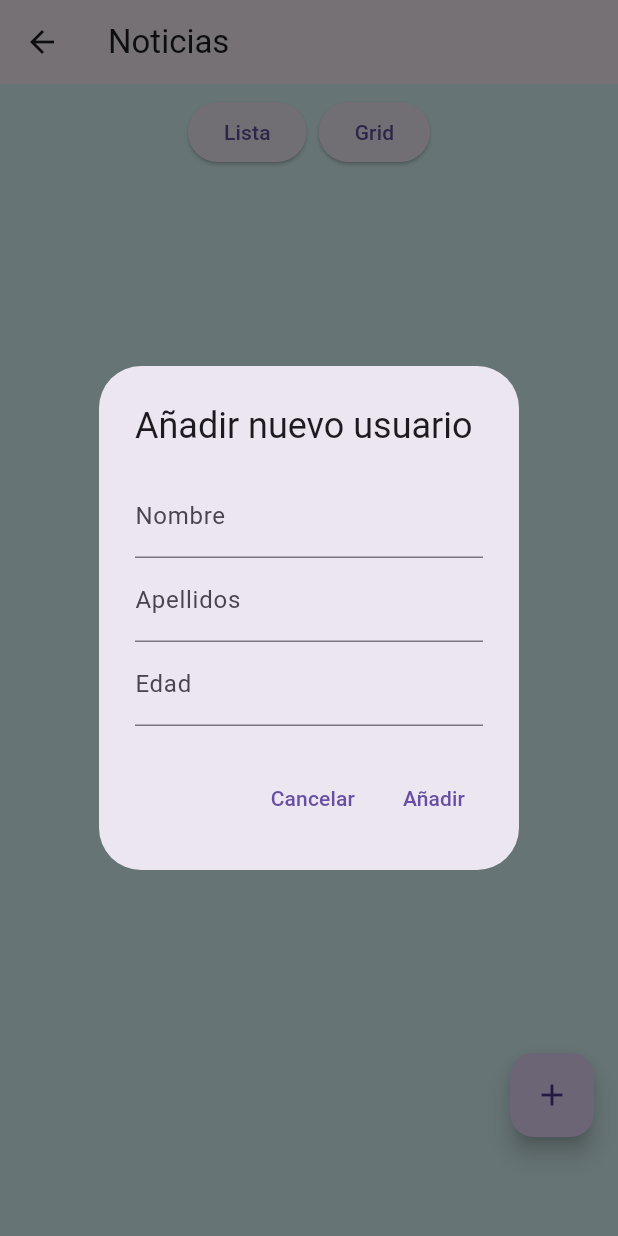
After one commit to carlosgr1992/World_News_CGR, a Flutter app: the HomeView screen opened by its route, after a tap on the "add" icon, on a phone screen of 412 x 824 dp. The commit adds this screen. Run offline on Flutter 3.47's test engine with Material 3 defaults, Android fonts, the phone set to English and light mode, and no system bars; our stand-ins replace cloud_firestore, firebase_auth, firebase_core; missing offline and left inert: examen_pmdm_psp_carlosgarciaramirez; accounts and stored records are empty; generated files the repository leaves out were written again.

Commit message:
Creado HomeView y ButtomBarCustom

```diff
--- a/lib/WorldNews.dart
+++ b/lib/WorldNews.dart
@@ -1,5 +1,6 @@
 import 'package:flutter/cupertino.dart';
 import 'package:flutter/material.dart';
+import 'package:world_news/onBoarding/HomeView.dart';
 import 'package:world_news/onBoarding/RegisterView.dart';
 
 import 'onBoarding/LoginView.dart';
@@ -13,6 +14,7 @@ class WorldNews extends StatelessWidget {
       routes: {
         "/loginView": (context) => LoginView(),
         "/registerView": (context) => RegisterView(),
+        "/homeView": (context) => HomeView(),
       },
       initialRoute: "/loginView",
     );
--- /dev/null
+++ b/lib/customViews/ButtonBarCustom.dart
@@ -0,0 +1,32 @@
+import 'package:flutter/material.dart';
+import 'dart:convert';
+
+
+class ButtonBarCustom extends StatelessWidget {
+  final VoidCallback onListPressed;
+  final VoidCallback onGridPressed;
+
+  ButtonBarCustom({required this.onListPressed, required this.onGridPressed});
+
+
+  @override
+  Widget build(BuildContext context) {
+    return ButtonBar(
+      alignment: MainAxisAlignment.center,
+      children: <Widget>[
+        ElevatedButton(
+          onPressed: onListPressed,
+          child: Text('Lista'),
+        ),
+        ElevatedButton(
+          onPressed: onGridPressed,
+          child: Text('Grid'),
+        ),
+
+      ],
+    );
+  }
+
+
+
+}
--- /dev/null
+++ b/lib/onBoarding/HomeView.dart
@@ -0,0 +1,170 @@
+import 'package:cloud_firestore/cloud_firestore.dart';
+import 'package:examen_pmdm_psp_carlosgarciaramirez/singletone/DataHolder.dart';
+import 'package:flutter/cupertino.dart';
+import 'package:flutter/material.dart';
+
+import '../customViews/ButtonBarCustom.dart';
+
+class HomeView extends StatefulWidget {
+  @override
+  _HomeViewState createState() => _HomeViewState();
+}
+
+class _HomeViewState extends State<HomeView> {
+  bool isList = false;
+
+  @override
+  void initState() {
+    super.initState();
+  }
+
+
+  void _showAddUserDialog() {
+    String nombre = '';
+    String apellidos = '';
+    int edad = 0;
+
+    showDialog(
+      context: context,
+      builder: (BuildContext context) {
+        return AlertDialog(
+          title: Text('Añadir nuevo usuario'),
+          content: Column(
+            mainAxisSize: MainAxisSize.min,
+            children: <Widget>[
+              TextField(
+                onChanged: (value) => nombre = value,
+                decoration: InputDecoration(labelText: 'Nombre'),
+              ),
+              TextField(
+                onChanged: (value) => apellidos = value,
+                decoration: InputDecoration(labelText: 'Apellidos'),
+              ),
+              TextField(
+                onChanged: (value) => edad = int.tryParse(value) ?? 0,
+                decoration: InputDecoration(labelText: 'Edad'),
+                keyboardType: TextInputType.number,
+              ),
+            ],
+          ),
+          actions: <Widget>[
+            TextButton(
+              child: Text('Cancelar'),
+              onPressed: () => Navigator.of(context).pop(),
+            ),
+            TextButton(
+              child: Text('Añadir'),
+              onPressed: () {
+                FirebaseFirestore.instance.collection('Usuarios').add({
+                  'nombre': nombre,
+                  'apellidos': apellidos,
+                  'edad': edad,
+                  'urlImagen': '',
+                });
+                Navigator.of(context).pop();
+              },
+            ),
+          ],
+        );
+      },
+    );
+  }
+
+  @override
+  Widget build(BuildContext context) {
+    return Scaffold(
+      appBar: AppBar(
+        title: Text('Noticias'),
+      ),
+      body: Container(
+        color: Color(0xFFDFFCFF),
+        child: Column(
+          children: [
+
+            Align(
+              alignment: Alignment.bottomCenter,
+              child: ButtonBarCustom(
+                onListPressed: () {
+                  setState(() {
+                    isList = true;
+                  });
+                },
+                onGridPressed: () {
+                  setState(() {
+                    isList = false;
+                  });
+                },
+              ),
+            ),
+          ],
+        ),
+      ),
+      floatingActionButton: Padding(
+        padding: EdgeInsets.only(bottom: 50),
+        child: FloatingActionButton(
+          onPressed: _showAddUserDialog,
+          child: Icon(Icons.add),
+        ),
+      ),
+    );
+  }
+
+  Widget muestraListView(List<FbUsuario> usuarios) {
+    return ListView.builder(
+      itemCount: usuarios.length,
+      itemBuilder: (context, index) {
+        FbUsuario usuario = usuarios[index];
+        String uid = usuariosMap.keys.firstWhere((key) => usuariosMap[key] == usuario, orElse: () => '');
+        return ListTile(
+          title: Text('${usuario.nombre} ${usuario.apellidos} - Edad: ${usuario.edad}'),
+          onTap: () => _navigateToUsuarioDetailsView(usuario),
+        );
+      },
+    );
+  }
+
+  Widget muestraGridView(List<FbUsuario> usuarios) {
+    return GridView.builder(
+      gridDelegate: SliverGridDelegateWithFixedCrossAxisCount(
+        crossAxisCount: 2,
+        crossAxisSpacing: 10,
+        mainAxisSpacing: 10,
+      ),
+      itemCount: usuarios.length,
+      itemBuilder: (context, index) {
+        FbUsuario usuario = usuarios[index];
+        String uid = usuariosMap.keys.firstWhere((key) => usuariosMap[key] == usuario, orElse: () => '');
+
+        return GestureDetector(
+          onTap: () => _navigateToUsuarioDetailsView(usuario),
+          child: Card(
+            child: Column(
+              mainAxisAlignment: MainAxisAlignment.center,
+              children: <Widget>[
+                usuario.urlImagen != null && usuario.urlImagen!.isNotEmpty
+                    ? ClipRRect(
+                  borderRadius: BorderRadius.circular(12.0), // Redondea las esquinas
+                  child: Image.network(
+                    usuario.urlImagen!,
+                    width: 80,
+                    height: 80,
+                    fit: BoxFit.cover,
+                    errorBuilder: (context, error, stackTrace) {
+                      return Icon(Icons.person, size: 80); // Ícono por defecto si la imagen falla
+                    },
+                  ),
+                )
+                    : Icon(Icons.person, size: 80),
+                SizedBox(height: 10),
+                Text('${usuario.nombre} ${usuario.apellidos}'),
+                Text('Edad: ${usuario.edad}'),
+              ],
+            ),
+          ),
+        );
+      },
+    );
+  }
+
+
+}
```
